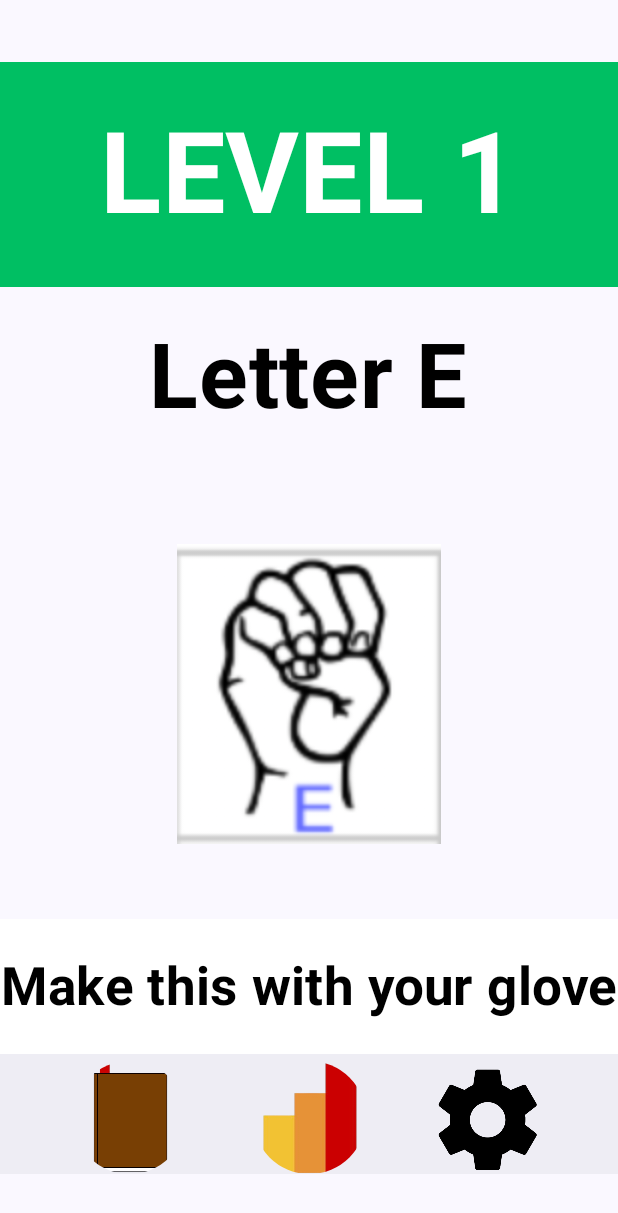
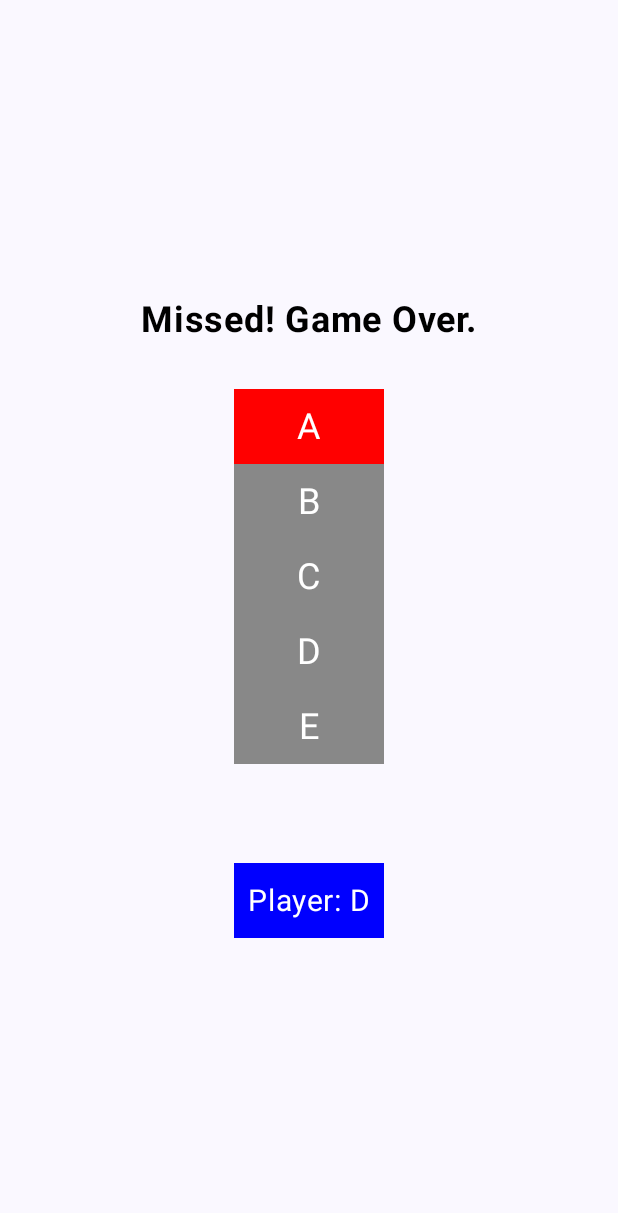
Before and after one commit to UserInterfacing/NEDC-Sign-Language-Software, an Android app built with Jetpack Compose: the screen it shows after launch (MainActivity), on a phone screen of 412 x 824 dp. Shown: the top 1213 px of the screen. Run offline under Robolectric (Android 15) with nearby library versions, the phone set to English and light mode, and no system bars.

Commit message:
Edited some of the Level1.kt

```diff
--- a/app/src/main/java/com/example/myapplication/MainActivity.kt
+++ b/app/src/main/java/com/example/myapplication/MainActivity.kt
@@ -1,5 +1,6 @@
 package com.example.myapplication
 
+import GameScreen
 import android.content.Context
 import android.os.Bundle
 import androidx.activity.ComponentActivity
@@ -74,8 +75,8 @@ fun MyApp(modifier: Modifier = Modifier) {
         composable("stats") { StatsScreen(navController) }
         composable("settings") { SettingsScreen(navController) }
         composable("game") { GameActivity(navController) }
-
         //levels
+        composable("gameScreen1") {GameScreen(navController, 1)}
         composable("level1") { LevelOne(navController) }
     }
 }
--- /dev/null
+++ b/app/src/main/java/com/example/myapplication/levels/GameScreen.kt
@@ -0,0 +1,107 @@
+import androidx.compose.foundation.background
+import androidx.compose.foundation.layout.Arrangement
+import androidx.compose.foundation.layout.Box
+import androidx.compose.foundation.layout.Column
+import androidx.compose.foundation.layout.Spacer
+import androidx.compose.foundation.layout.fillMaxSize
+import androidx.compose.foundation.layout.fillMaxWidth
+import androidx.compose.foundation.layout.height
+import androidx.compose.foundation.layout.padding
+import androidx.compose.foundation.layout.size
+import androidx.compose.material3.Text
+import androidx.compose.runtime.Composable
+import androidx.compose.runtime.LaunchedEffect
+import androidx.compose.runtime.getValue
+import androidx.compose.runtime.mutableStateOf
+import androidx.compose.runtime.remember
+import androidx.compose.runtime.setValue
+import androidx.compose.ui.Alignment
+import androidx.compose.ui.Modifier
+import androidx.compose.ui.graphics.Color
+import androidx.compose.ui.text.font.FontWeight
+import androidx.compose.ui.unit.dp
+import androidx.compose.ui.unit.sp
+import androidx.navigation.NavController
+import kotlinx.coroutines.delay
+
+@Composable
+fun GameScreen(navController: NavController, gameId: Int) {
+    var boxes by remember { mutableStateOf(listOf("A", "B", "C", "D", "E")) }
+    var targetBox by remember { mutableStateOf("") }
+    var playerPosition by remember { mutableStateOf("") }
+    var gameMessage by remember { mutableStateOf("Get Ready!") }
+
+    LaunchedEffect(Unit) {
+        while (true) {
+            // Randomly pick a target box
+            targetBox = boxes.random()
+            boxes = boxes.filter { it != targetBox } // Remove target box
+            gameMessage = "Align your icon with box $targetBox!"
+
+            // Wait for player input (simulate translator)
+            val result = com.example.myapplication.GloveTranslator.translator()
+            playerPosition = result
+
+            // Check collision
+            if (playerPosition == targetBox) {
+                gameMessage = "Success! Box aligned."
+            } else {
+                gameMessage = "Missed! Game Over."
+            }
+
+            // Respawn boxes
+            boxes = listOf("A", "B", "C", "D", "E")
+            delay(2000) // Wait before starting a new round
+        }
+    }
+
+    Column(
+        modifier = Modifier
+            .fillMaxSize()
+            .padding(16.dp),
+        verticalArrangement = Arrangement.Center,
+        horizontalAlignment = Alignment.CenterHorizontally
+    ) {
+        Text(
+            text = gameMessage,
+            fontSize = 24.sp,
+            fontWeight = FontWeight.Bold,
+            color = Color.Black,
+            modifier = Modifier.padding(bottom = 16.dp)
+        )
+
+        Column(
+            modifier = Modifier
+                .fillMaxWidth()
+                .padding(16.dp),
+            verticalArrangement = Arrangement.SpaceBetween,
+            horizontalAlignment = Alignment.CenterHorizontally
+        ) {
+            boxes.forEach { boxLabel ->
+                Box(
+                    modifier = Modifier
+                        .size(100.dp, 50.dp)
+                        .background(if (boxLabel == targetBox) Color.Red else Color.Gray),
+                    contentAlignment = Alignment.Center
+                ) {
+                    Text(text = boxLabel, color = Color.White, fontSize = 24.sp)
+                }
+            }
+        }
+
+        Spacer(modifier = Modifier.height(50.dp))
+
+        Box(
+            modifier = Modifier
+                .size(100.dp, 50.dp)
+                .background(Color.Blue),
+            contentAlignment = Alignment.Center
+        ) {
+            Text(
+                text = "Player: $playerPosition",
+                color = Color.White,
+                fontSize = 20.sp
+            )
+        }
+    }
+}
--- a/app/src/main/java/com/example/myapplication/levels/Level1.kt
+++ b/app/src/main/java/com/example/myapplication/levels/Level1.kt
@@ -12,6 +12,7 @@ import androidx.compose.foundation.layout.Spacer
 import androidx.compose.foundation.layout.fillMaxSize
 import androidx.compose.foundation.layout.fillMaxWidth
 import androidx.compose.foundation.layout.height
+import androidx.compose.foundation.layout.padding
 import androidx.compose.foundation.layout.size
 import androidx.compose.material3.BottomAppBar
 import androidx.compose.material3.IconButton
@@ -24,7 +25,9 @@ import androidx.compose.ui.res.painterResource
 import androidx.compose.ui.text.font.FontWeight
 import androidx.compose.ui.unit.*
 import androidx.navigation.NavController
+import androidx.navigation.compose.rememberNavController
 import com.example.myapplication.R
+import kotlinx.coroutines.delay
 
 @Composable
 fun LevelOne(navController: NavController) {
@@ -209,6 +212,7 @@ fun LevelOne(navController: NavController) {
             if (result == expectedLetter) {
                 triggerAnimationForLetter(
                     expectedLetter,
+                    navController = navController,
                     onAnimationComplete = {
                         // Update currentImage and expectedLetter only if we haven't reached "E"
                         if (currentImage < images.size) {
@@ -237,6 +241,7 @@ fun LevelOne(navController: NavController) {
 // Function to trigger animations
 private fun triggerAnimationForLetter(
     letter: String,
+    navController: NavController,
     onAnimationComplete: () -> Unit,
     showFirstImage: (Boolean) -> Unit,
     showSecondImage: (Boolean) -> Unit,
@@ -263,7 +268,7 @@ private fun triggerAnimationForLetter(
             showFifthImage(true)
         }
         "E" -> {
-            println("success")
+            navController.navigate("gameScreen1")
         }
     }
     onAnimationComplete()
```
Also changed, not shown: 61 other files.
